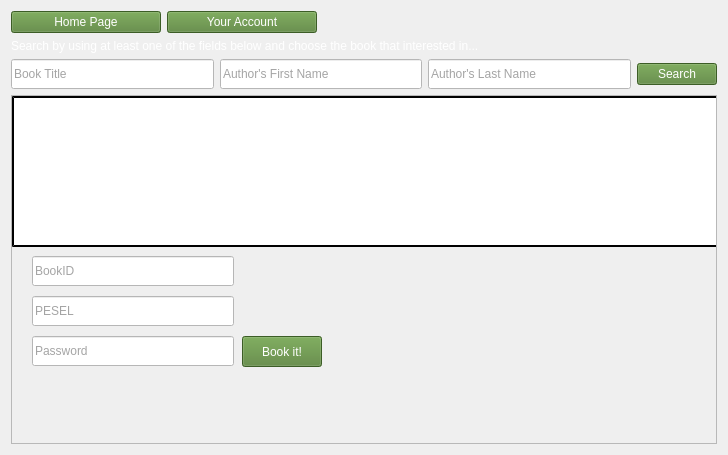
Old version of the form homeview.ui in the repository wcislak97/ProdigyLibrary.
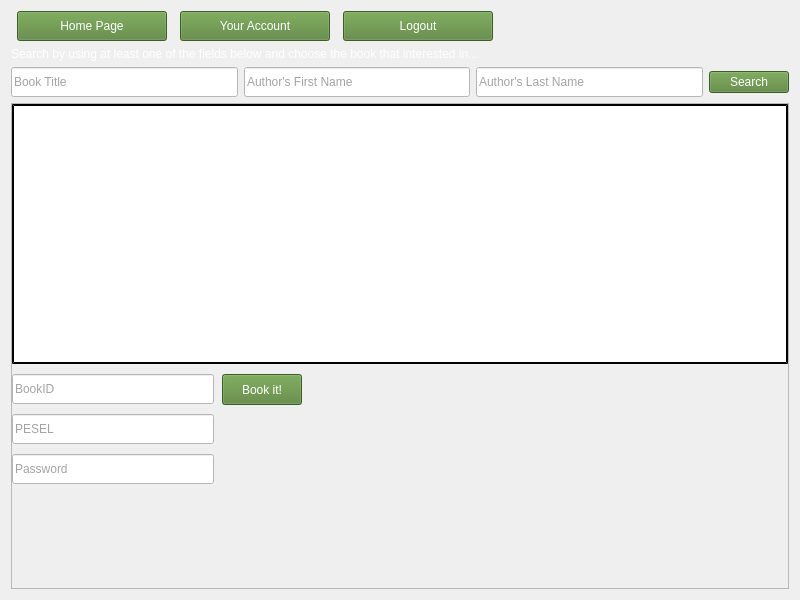
New version of the form.

Commit message: Added logout button

The edit to the form file:
```diff
--- a/homeview.ui
+++ b/homeview.ui
@@ -6,8 +6,8 @@
    <rect>
     <x>0</x>
     <y>0</y>
-    <width>727</width>
-    <height>455</height>
+    <width>800</width>
+    <height>600</height>
    </rect>
   </property>
   <property name="windowTitle">
@@ -18,11 +18,14 @@
     <layout class="QVBoxLayout" name="verticalLayout">
      <item>
       <layout class="QHBoxLayout" name="horizontalLayout_5">
+       <property name="spacing">
+        <number>7</number>
+       </property>
        <property name="sizeConstraint">
         <enum>QLayout::SetFixedSize</enum>
        </property>
        <property name="rightMargin">
-        <number>400</number>
+        <number>290</number>
        </property>
        <item>
         <widget class="QPushButton" name="pushButton_home_search_a_book">
@@ -53,7 +56,7 @@
          </property>
         </widget>
        </item>
-       <item alignment="Qt::AlignLeft">
+       <item>
         <widget class="QPushButton" name="pushButton_home_your_account">
          <property name="sizePolicy">
           <sizepolicy hsizetype="Minimum" vsizetype="Preferred">
@@ -82,9 +85,38 @@
          </property>
         </widget>
        </item>
+       <item>
+        <widget class="QPushButton" name="pushButton_logout">
+         <property name="sizePolicy">
+          <sizepolicy hsizetype="Minimum" vsizetype="Fixed">
+           <horstretch>0</horstretch>
+           <verstretch>0</verstretch>
+          </sizepolicy>
+         </property>
+         <property name="minimumSize">
+          <size>
+           <width>150</width>
+           <height>30</height>
+          </size>
+         </property>
+         <property name="maximumSize">
+          <size>
+           <width>150</width>
+           <height>30</height>
+          </size>
+         </property>
+         <property name="styleSheet">
+          <string notr="true">background-color: rgb(84, 130, 53);
+color: rgb(255, 255, 255);</string>
+         </property>
+         <property name="text">
+          <string>Logout</string>
+         </property>
+        </widget>
+       </item>
       </layout>
      </item>
-     <item>
+     <item alignment="Qt::AlignLeft">
       <widget class="QLabel" name="label">
        <property name="styleSheet">
         <string notr="true">color: rgb(255, 255, 255);
@@ -171,8 +203,8 @@
          <rect>
           <x>0</x>
           <y>0</y>
-          <width>705</width>
-          <height>347</height>
+          <width>774</width>
+          <height>468</height>
          </rect>
         </property>
         <widget class="QTableView" name="tableView">
@@ -180,8 +212,8 @@
           <rect>
            <x>0</x>
            <y>0</y>
-           <width>711</width>
-           <height>151</height>
+           <width>776</width>
+           <height>260</height>
           </rect>
          </property>
          <property name="styleSheet">
@@ -195,8 +227,8 @@
         <widget class="QLineEdit" name="lineEdit_bookID">
          <property name="geometry">
           <rect>
-           <x>20</x>
-           <y>160</y>
+           <x>0</x>
+           <y>270</y>
            <width>202</width>
            <height>30</height>
           </rect>
@@ -218,8 +250,8 @@
         <widget class="QLineEdit" name="lineEdit_pesel">
          <property name="geometry">
           <rect>
-           <x>20</x>
-           <y>200</y>
+           <x>0</x>
+           <y>310</y>
            <width>202</width>
            <height>30</height>
           </rect>
@@ -241,8 +273,8 @@
         <widget class="QLineEdit" name="lineEdit_password">
          <property name="geometry">
           <rect>
-           <x>20</x>
-           <y>240</y>
+           <x>0</x>
+           <y>350</y>
            <width>202</width>
            <height>30</height>
           </rect>
@@ -264,8 +296,8 @@
         <widget class="QPushButton" name="bookIt_button">
          <property name="geometry">
           <rect>
-           <x>230</x>
-           <y>240</y>
+           <x>210</x>
+           <y>270</y>
            <width>80</width>
            <height>31</height>
           </rect>
```
Left out of the diff: 2 changed lines with no effect on the pictures. The commit also changes 10 other files.
